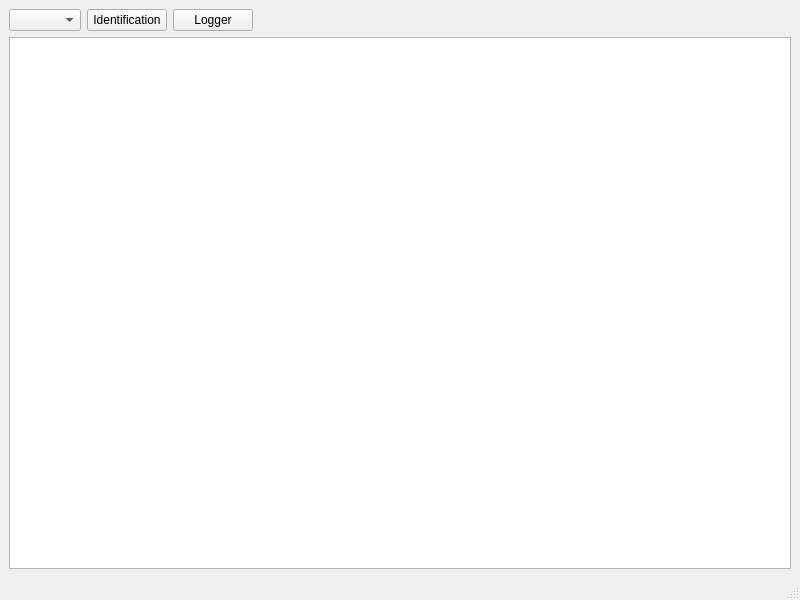
This is mainwindow.ui in pirelli2006/ecureader as Qt 5 draws it before an edit. The edited form follows.
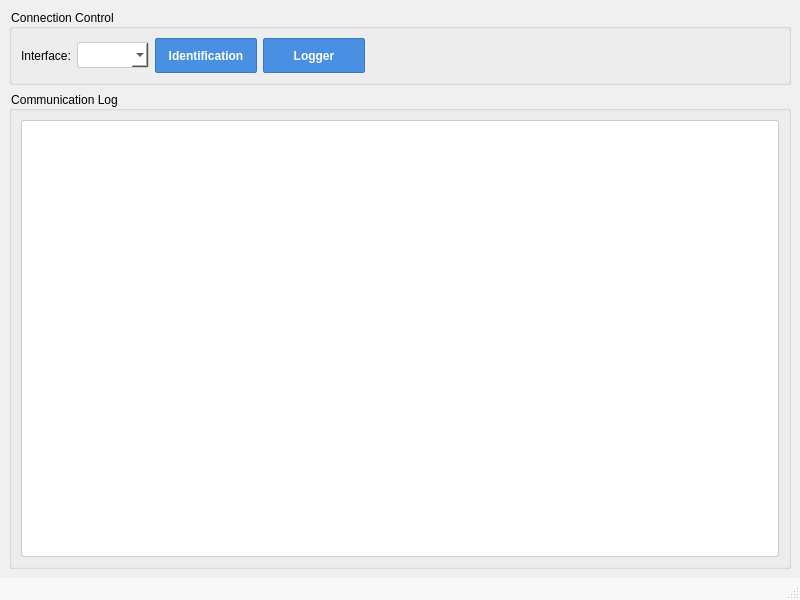
This is the edited form. Icons and pictures are not drawn.

The edit to the form file:
```diff
--- a/mainwindow.ui
+++ b/mainwindow.ui
@@ -11,12 +11,84 @@
    </rect>
   </property>
   <property name="windowTitle">
-   <string>CAN Adapter</string>
+   <string>ECU Loader</string>
+  </property>
+  <property name="styleSheet">
+ <string notr="true">
+  QMainWindow {
+    background-color: #f0f0f0;
+  }
+  QWidget {
+    font-family: "Segoe UI", sans-serif;
+    font-size: 9pt;
+  }
+  QComboBox {
+    border: 1px solid #cccccc;
+    border-radius: 2px;
+    padding: 2px 5px;
+    background-color: white;
+    min-height: 20px;
+  }
+  QComboBox:hover {
+    border: 1px solid #999999;
+  }
+  QComboBox:disabled {
+    background-color: #f0f0f0;
+    color: #666666;
+  }
+  QPushButton {
+    background-color: #4a90e2;
+    color: white;
+    border: 1px solid #357abd;
+    padding: 4px 10px;
+    border-radius: 2px;
+    font-weight: bold;
+    min-width: 80px;
+    min-height: 25px;
+  }
+  QPushButton:hover {
+    background-color: #357abd;
+    border: 1px solid #2d6da3;
+  }
+  QPushButton:pressed {
+    background-color: #2d6da3;
+    padding-top: 5px;
+    padding-bottom: 3px;
+  }
+  QPushButton:disabled {
+    background-color: #cccccc;
+    border: 1px solid #999999;
+    color: #666666;
+  }
+  QTextEdit {
+    background-color: #ffffff;
+    border: 1px solid #cccccc;
+    border-radius: 2px;
+    padding: 5px;
+    font-family: Consolas, Monaco, monospace;
+    font-size: 9pt;
+  }
+  QStatusBar {
+    background-color: #f8f8f8;
+    color: #666666;
+  }
+ </string>
   </property>
   <widget class="QWidget" name="centralwidget">
    <layout class="QVBoxLayout" name="verticalLayout">
     <item>
+     <widget class="QGroupBox" name="controlGroup">
+      <property name="title">
+       <string>Connection Control</string>
+      </property>
      <layout class="QHBoxLayout" name="horizontalLayout">
+       <item>
+        <widget class="QLabel" name="adapterLabel">
+         <property name="text">
+          <string>Interface:</string>
+         </property>
+        </widget>
+       </item>
       <item>
        <widget class="QComboBox" name="adapterComboBox"/>
       </item>
@@ -51,7 +123,14 @@
        </spacer>
       </item>
      </layout>
+     </widget>
     </item>
+    <item>
+     <widget class="QGroupBox" name="logGroup">
+      <property name="title">
+       <string>Communication Log</string>
+      </property>
+      <layout class="QVBoxLayout" name="verticalLayout_2">
     <item>
      <widget class="QTextEdit" name="logTextEdit">
       <property name="font">
@@ -66,6 +145,9 @@
       <property name="readOnly">
        <bool>true</bool>
       </property>
+        </widget>
+       </item>
+      </layout>
      </widget>
     </item>
    </layout>
```
Left out of the diff: 8 changed lines with no effect on the pictures. Lines whose indentation alone changed are shown as unchanged.
